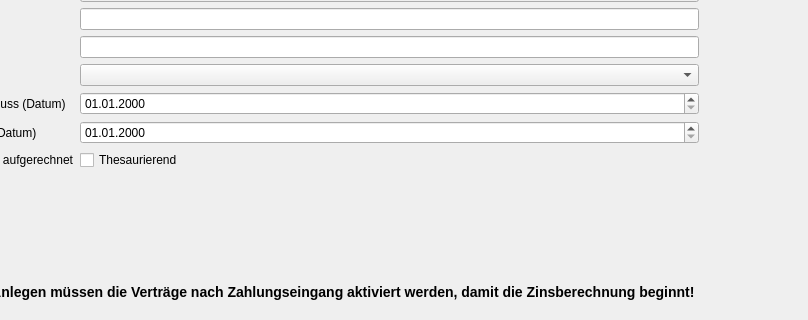
The window that DKV2/mainwindow.ui (Schachigel/DKV2) describes before a commit, drawn with Qt 5; both pictures show x 101 to 909 and y 129 to 449 of the 909 by 567 pixel window.
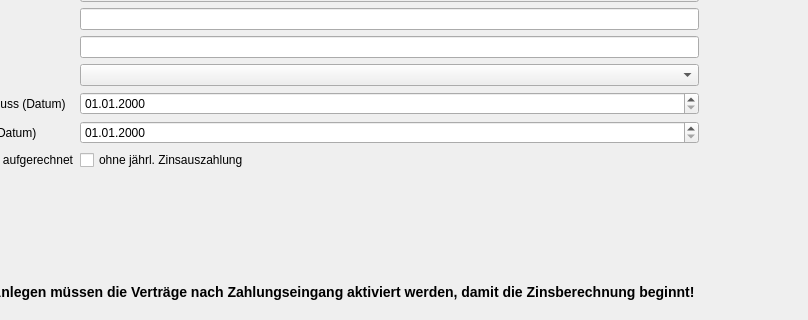
The same window after the commit.

Commit message: Stadt zur Kreditoren DropdownLb hinzufügen

```diff
--- a/DKV2/mainwindow.ui
+++ b/DKV2/mainwindow.ui
@@ -483,7 +483,7 @@
           <item row="6" column="1">
            <widget class="QCheckBox" name="chkbThesaurierend">
             <property name="text">
-             <string>Thesaurierend</string>
+             <string>ohne jährl. Zinsauszahlung</string>
             </property>
            </widget>
           </item>
```
The commit also changes 1 other file.
